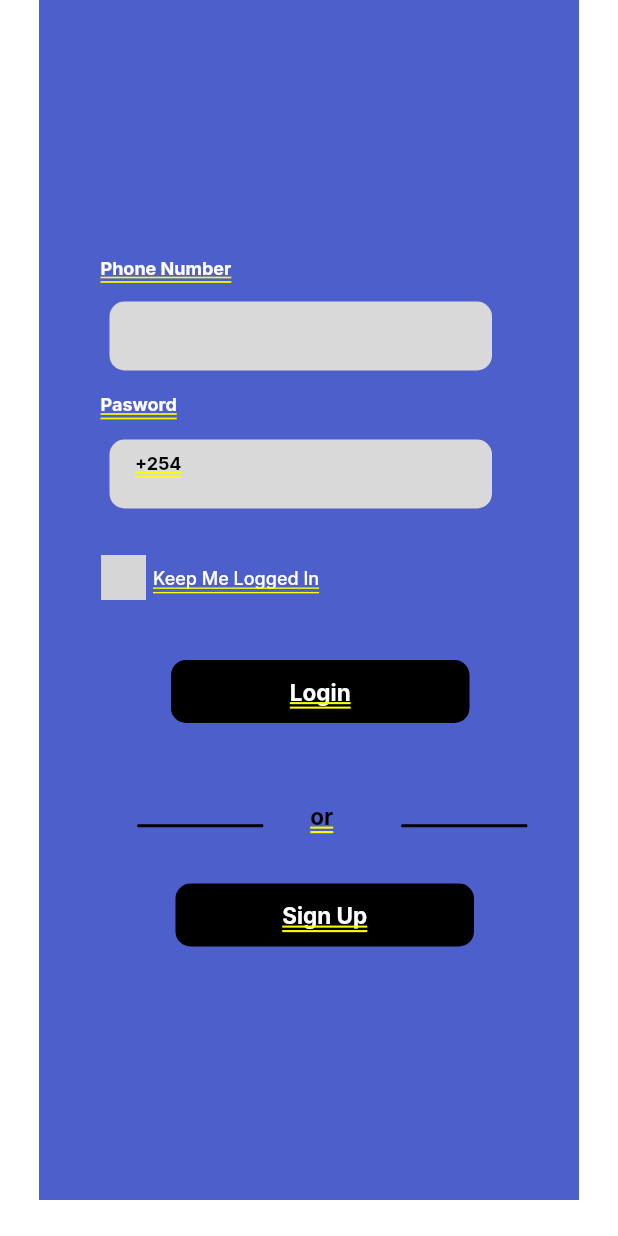
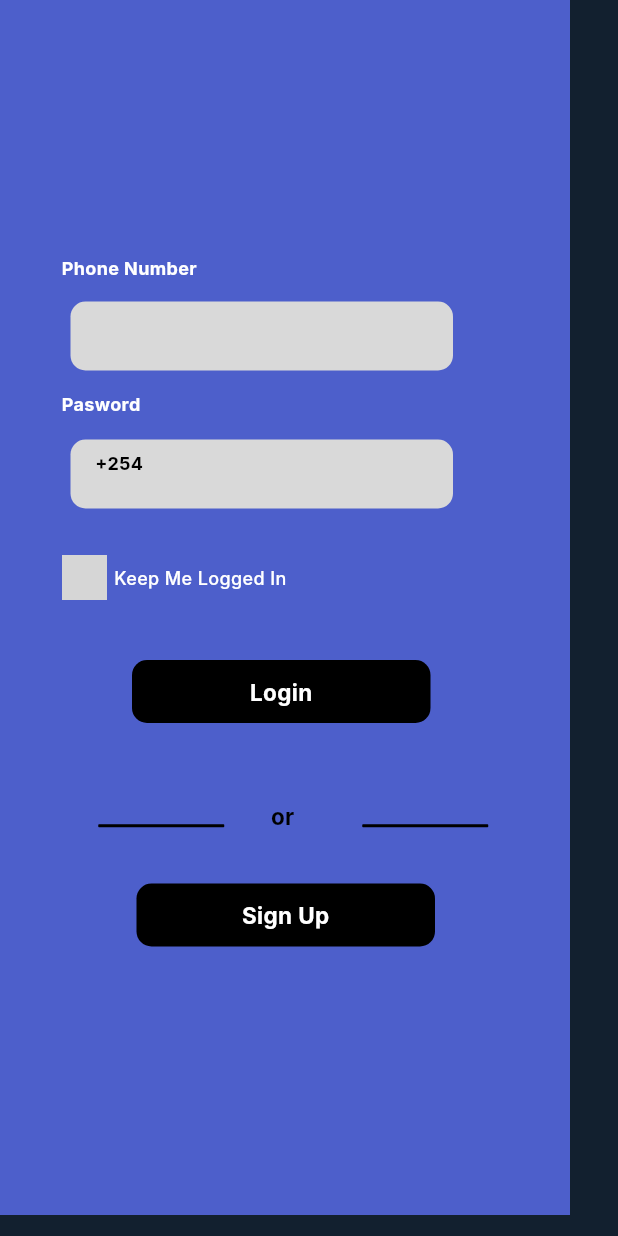
Before and after one commit to Kimutai004/captain_kim, a Flutter app: the Signup screen opened directly, after a tap on "Login", on a phone screen of 412 x 824 dp. Run offline on Flutter 3.47's test engine with Material 3 defaults, Android fonts, the phone set to English and light mode, and no system bars; network calls fail; Roboto replaces fonts that are missing (Inter); grey boxes are pictures that could not be loaded.

Commit message:
"Updated Login and Signup widgets to use Scaffold and Stack, adjusted container sizes and added missing newline at end of file."

```diff
--- a/lib/Login.dart
+++ b/lib/Login.dart
@@ -28,11 +28,12 @@ class FigmaToCodeApp extends StatelessWidget {
 class Login extends StatelessWidget {
   @override
   Widget build(BuildContext context) {
-    return Column(
-      children: [
+    return Scaffold(
+      body: Stack(
+        children: [
         Container(
-          width: 360,
-          height: 800,
+          width: 380,
+          height: 810,
           clipBehavior: Clip.antiAlias,
           decoration: BoxDecoration(color: Color(0xFF4D5FCB)),
           child: Stack(
@@ -266,6 +267,7 @@ class Login extends StatelessWidget {
           ),
         ),
       ],
+      ),
     );
   }
 }
--- a/lib/main.dart
+++ b/lib/main.dart
@@ -29,6 +29,7 @@ class FigmaToCodeApp extends StatelessWidget {
 class Splash extends StatelessWidget {
   @override
   Widget build(BuildContext context) {
+
     return Column(
       children: [
         Container(
--- a/lib/signup.dart
+++ b/lib/signup.dart
@@ -28,10 +28,11 @@ class FigmaToCodeApp extends StatelessWidget {
 class Signup extends StatelessWidget {
   @override
   Widget build(BuildContext context) {
-    return Column(
-      children: [
+    return Scaffold(
+      body: Stack(
+        children: [
         Container(
-          width: 360,
+          width: 380,
           height: 800,
           clipBehavior: Clip.antiAlias,
           decoration: BoxDecoration(color: Color(0xFF4D5FCB)),
@@ -327,6 +328,7 @@ class Signup extends StatelessWidget {
           ),
         ),
       ],
+      ),
     );
   }
 }
```
